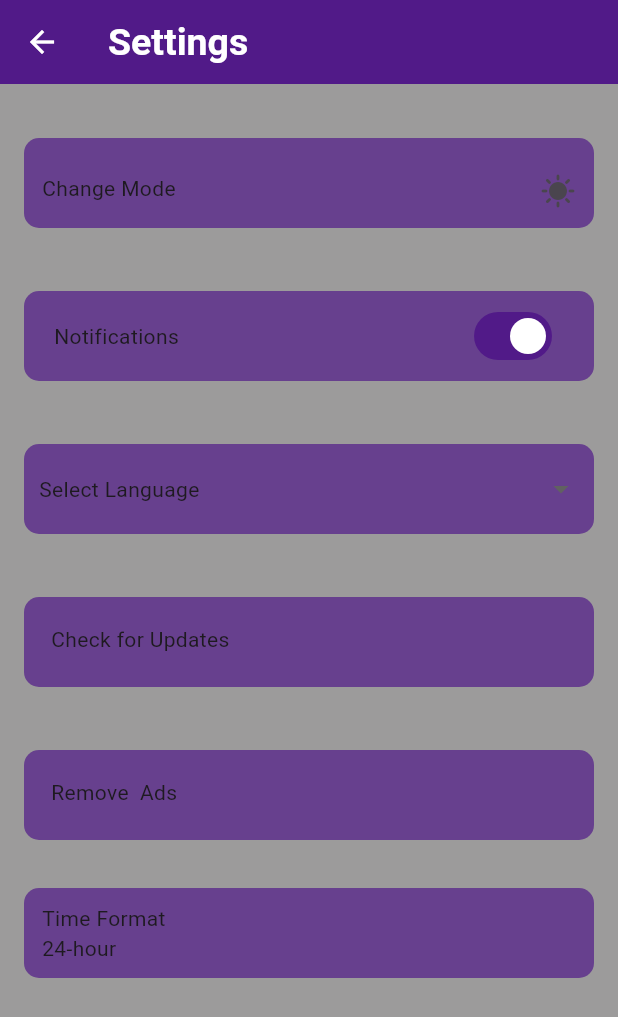
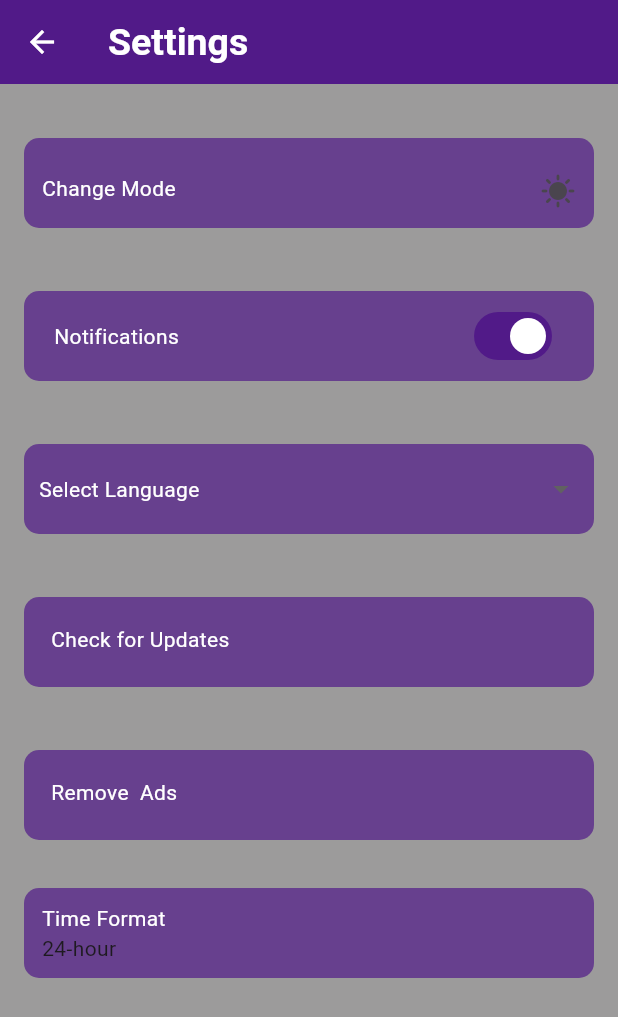
Before and after one commit to coderrrrr2/to_do, a Flutter app: the SettingsScreen screen opened directly, after a tap on the "brightness 2" icon, on a phone screen of 412 x 824 dp. Shown: the top 1017 px of the screen. Run offline on Flutter 3.47's test engine with Material 3 defaults, Android fonts, the phone set to English and light mode, and no system bars; our stand-ins replace flutter_riverpod, sqflite; accounts and stored records are empty.

Commit message:
worked on tick functionality

```diff
--- a/lib/screens/home.dart
+++ b/lib/screens/home.dart
@@ -142,6 +142,7 @@ class _HomeScreenState extends ConsumerState<HomeScreen> {
       );
     }
     return GestureDetector(
+      behavior: HitTestBehavior.translucent,
       onTap: () {
         FocusScope.of(context).unfocus();
       },
--- a/lib/screens/settings.dart
+++ b/lib/screens/settings.dart
@@ -138,6 +138,7 @@ class _SettingsScreenState extends ConsumerState<SettingsScreen> {
     firstDayOfTheWeek = ref.watch(firstDayOfTheWeekProvider);
     isNotifications = ref.watch(settingsProvider).isNotifications;
     isLightMode = ref.watch(settingsProvider).isLightMode;
+    final theme = ref.watch(settingsProvider);
 
     return Scaffold(
       appBar: AppBar(
@@ -158,7 +159,14 @@ class _SettingsScreenState extends ConsumerState<SettingsScreen> {
                 padding: const EdgeInsets.only(top: 15, left: 12, bottom: 8),
                 child: Row(
                   children: [
-                    const Text('Change Mode'),
+                    Text(
+                      'Change Mode',
+                      style: TextStyle(
+                        color: theme.isLightMode == true
+                            ? Colors.black
+                            : Colors.white,
+                      ),
+                    ),
                     const Spacer(),
                     IconButton(
                         onPressed: () {
@@ -184,7 +192,14 @@ class _SettingsScreenState extends ConsumerState<SettingsScreen> {
                 padding: const EdgeInsets.only(left: 20),
                 child: Row(
                   children: [
-                    const Text('Notifications'),
+                    Text(
+                      'Notifications',
+                      style: TextStyle(
+                        color: theme.isLightMode == true
+                            ? Colors.black
+                            : Colors.white,
+                      ),
+                    ),
                     const SizedBox(
                       width: 160,
                     ),
@@ -212,7 +227,14 @@ class _SettingsScreenState extends ConsumerState<SettingsScreen> {
                 padding: const EdgeInsets.all(10),
                 child: Row(
                   children: [
-                    Text(language),
+                    Text(
+                      language,
+                      style: TextStyle(
+                        color: theme.isLightMode == true
+                            ? Colors.black
+                            : Colors.white,
+                      ),
+                    ),
                     const Spacer(),
                     DropdownButtonHideUnderline(
                         child: DropdownButton(
@@ -244,9 +266,16 @@ class _SettingsScreenState extends ConsumerState<SettingsScreen> {
                       borderRadius: BorderRadius.circular(10)),
                   width: 400,
                   height: 60,
-                  child: const Padding(
-                    padding: EdgeInsets.all(18.0),
-                    child: Text('Check for Updates'),
+                  child: Padding(
+                    padding: const EdgeInsets.all(18.0),
+                    child: Text(
+                      'Check for Updates',
+                      style: TextStyle(
+                        color: theme.isLightMode == true
+                            ? Colors.black
+                            : Colors.white,
+                      ),
+                    ),
                   )),
             ),
             const SizedBox(
@@ -264,9 +293,16 @@ class _SettingsScreenState extends ConsumerState<SettingsScreen> {
                       borderRadius: BorderRadius.circular(10)),
                   width: 400,
                   height: 60,
-                  child: const Padding(
-                    padding: EdgeInsets.all(18.0),
-                    child: Text('Remove  Ads'),
+                  child: Padding(
+                    padding: const EdgeInsets.all(18.0),
+                    child: Text(
+                      'Remove  Ads',
+                      style: TextStyle(
+                        color: theme.isLightMode == true
+                            ? Colors.black
+                            : Colors.white,
+                      ),
+                    ),
                   )),
             ),
             const SizedBox(
@@ -287,7 +323,14 @@ class _SettingsScreenState extends ConsumerState<SettingsScreen> {
                   child: Column(
                     crossAxisAlignment: CrossAxisAlignment.start,
                     children: [
-                      const Text('Time Format'),
+                      Text(
+                        'Time Format',
+                        style: TextStyle(
+                          color: theme.isLightMode == true
+                              ? Colors.black
+                              : Colors.white,
+                        ),
+                      ),
                       Text(selectedTimeValue)
                     ],
                   ),
```
Also changed, not shown: lib/screens/new_items.dart (+22 -14 lines), lib/screens/to_do_details.dart (+10 -2 lines), lib/widgets/toDo_tile.dart (+24 -5 lines), 10 other files.
